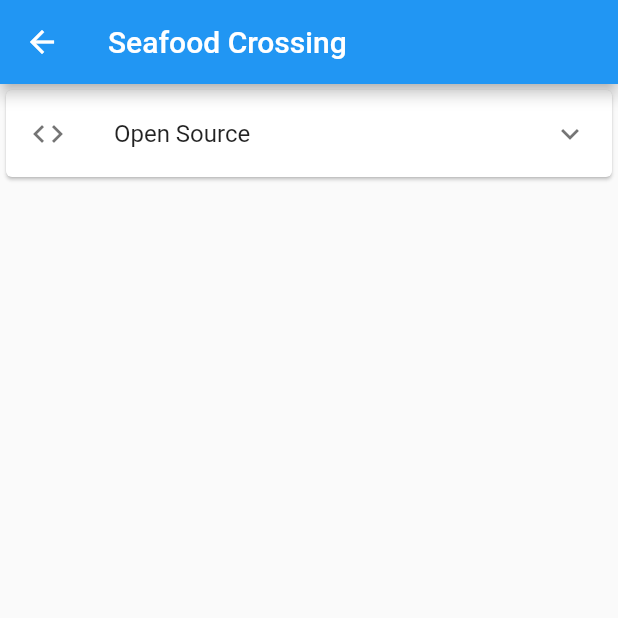
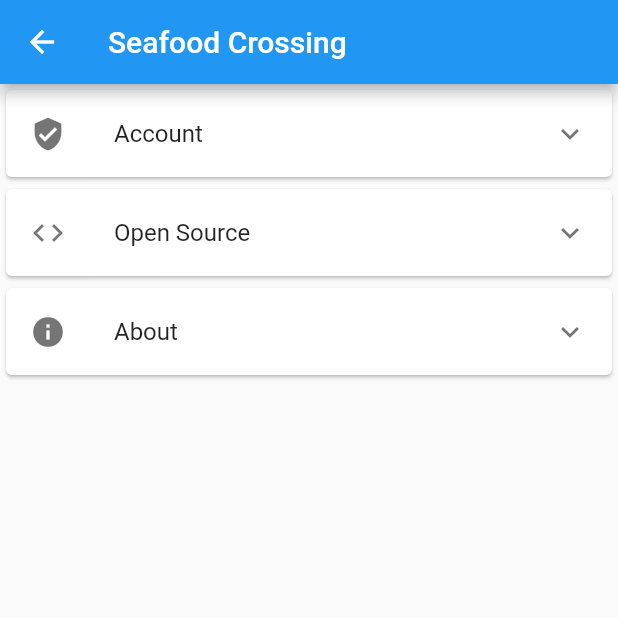
Before and after one commit to miphaio/seafood-crossing, a Flutter app: the AboutIndex screen opened directly, on a phone screen of 412 x 824 dp, the top half of it. Run offline on Flutter 3.47's test engine with Material 2 defaults, Android fonts, the phone set to English and light mode, and no system bars; our stand-ins replace cached_network_image, device_info, dio, package_info, shared_preferences; missing offline and left inert: unicorndial; accounts and stored records are empty; network calls fail.

Commit message:
add package info, init about page

```diff
--- a/lib/about/index.dart
+++ b/lib/about/index.dart
@@ -1,7 +1,8 @@
 import 'package:flutter/material.dart';
+import 'package:seafood_crossing/about/tiles/about.dart';
+import 'package:seafood_crossing/about/tiles/account.dart';
+import 'package:seafood_crossing/about/tiles/open-source.dart';
 import 'package:seafood_crossing/i18n/core/localizations.dart';
-import 'package:seafood_crossing/util/external.dart';
-import 'package:url_launcher/url_launcher.dart';
 
 class AboutIndex extends StatelessWidget {
   @override
@@ -13,26 +14,9 @@ class AboutIndex extends StatelessWidget {
       ),
       body: ListView(
         children: <Widget>[
-          Card(
-            child: ExpansionTile(
-              leading: Icon(Icons.code),
-              title: coreLocalizations.getText('open-source'),
-              children: <Widget>[
-                ListTile(
-                  dense: true,
-                  title: coreLocalizations.getText('github'),
-                  subtitle: coreLocalizations.getText('visit'),
-                  onTap: () async {
-                    if (await canLaunch(seafoodCrossingGithubUrl)) {
-                      await launch(seafoodCrossingGithubUrl);
-                    } else {
-                      print('123');
-                    }
-                  },
-                ),
-              ],
-            ),
-          ),
+          AccountAboutTile(),
+          OpenSourceAboutTile(),
+          AboutAboutTile(),
         ],
       ),
     );
--- /dev/null
+++ b/lib/about/tiles/about.dart
@@ -0,0 +1,31 @@
+import 'package:flutter/material.dart';
+import 'package:seafood_crossing/i18n/core/localizations.dart';
+import 'package:seafood_crossing/util/external.dart';
+import 'package:url_launcher/url_launcher.dart';
+
+class AboutAboutTile extends StatelessWidget {
+  @override
+  Widget build(BuildContext context) {
+    final CoreLocalizations coreLocalizations = CoreLocalizations.of(context);
+    return Card(
+      child: ExpansionTile(
+        leading: Icon(Icons.info),
+        title: coreLocalizations.getText('about'),
+        children: <Widget>[
+          ListTile(
+            dense: true,
+            title: coreLocalizations.getText('github'),
+            subtitle: coreLocalizations.getText('visit'),
+            onTap: () async {
+              if (await canLaunch(seafoodCrossingGithubUrl)) {
+                await launch(seafoodCrossingGithubUrl);
+              } else {
+                print('123');
+              }
+            },
+          ),
+        ],
+      ),
+    );
+  }
+}
--- /dev/null
+++ b/lib/about/tiles/account.dart
@@ -0,0 +1,58 @@
+import 'package:flutter/material.dart';
+import 'package:package_info/package_info.dart';
+import 'package:seafood_crossing/i18n/core/localizations.dart';
+import 'package:seafood_crossing/util/external.dart';
+import 'package:url_launcher/url_launcher.dart';
+
+class AccountAboutTile extends StatefulWidget {
+  @override
+  _AccountAboutTileState createState() => _AccountAboutTileState();
+}
+
+class _AccountAboutTileState extends State<AccountAboutTile> {
+  String _version;
+
+  @override
+  void initState() {
+    super.initState();
+    this._initPackageInfo();
+  }
+
+  @override
+  Widget build(BuildContext context) {
+    final CoreLocalizations coreLocalizations = CoreLocalizations.of(context);
+    return Card(
+      child: ExpansionTile(
+        leading: Icon(Icons.verified_user),
+        title: coreLocalizations.getText('account'),
+        children: <Widget>[
+          ListTile(
+            dense: true,
+            isThreeLine: true,
+            title: coreLocalizations.getText('account-identifier'),
+            subtitle: Column(
+              crossAxisAlignment: CrossAxisAlignment.start,
+              children: <Widget>[
+                coreLocalizations.getText('visit'),
+              ],
+            ),
+            onTap: () async {
+              if (await canLaunch(seafoodCrossingGithubUrl)) {
+                await launch(seafoodCrossingGithubUrl);
+              } else {
+                print('123');
+              }
+            },
+          ),
+        ],
+      ),
+    );
+  }
+
+  Future<void> _initPackageInfo() async {
+    PackageInfo packageInfo = await PackageInfo.fromPlatform();
+    this.setState(() {
+      this._version = packageInfo.version;
+    });
+  }
+}
--- /dev/null
+++ b/lib/about/tiles/open-source.dart
@@ -0,0 +1,31 @@
+import 'package:flutter/material.dart';
+import 'package:seafood_crossing/i18n/core/localizations.dart';
+import 'package:seafood_crossing/util/external.dart';
+import 'package:url_launcher/url_launcher.dart';
+
+class OpenSourceAboutTile extends StatelessWidget {
+  @override
+  Widget build(BuildContext context) {
+    final CoreLocalizations coreLocalizations = CoreLocalizations.of(context);
+    return Card(
+      child: ExpansionTile(
+        leading: Icon(Icons.code),
+        title: coreLocalizations.getText('open-source'),
+        children: <Widget>[
+          ListTile(
+            dense: true,
+            title: coreLocalizations.getText('github'),
+            subtitle: coreLocalizations.getText('visit'),
+            onTap: () async {
+              if (await canLaunch(seafoodCrossingGithubUrl)) {
+                await launch(seafoodCrossingGithubUrl);
+              } else {
+                print('123');
+              }
+            },
+          ),
+        ],
+      ),
+    );
+  }
+}
--- a/lib/i18n/core/core-en.dart
+++ b/lib/i18n/core/core-en.dart
@@ -1,6 +1,8 @@
 const Map<String, String> coreLocalizationEnglish = {
+  'about': 'About',
   'access-code': 'Access Code',
   'access-code-hint': 'Access Code toward your island',
+  'account': 'Account',
   'create-destination': 'Create New Destination',
   'description': 'Description',
   'description-hint': 'More information about this trip',
--- a/lib/i18n/core/core-zh.dart
+++ b/lib/i18n/core/core-zh.dart
@@ -1,6 +1,8 @@
 const Map<String, String> coreLocalizationChinese = {
+  'about': '关于',
   'access-code': '密码',
   'access-code-hint': '链接岛屿的密码',
+  'account': '账户',
   'create-destination': '创建新旅行',
   'description': '描述',
   'description-hint': '一些补充信息',
--- a/pubspec.yaml
+++ b/pubspec.yaml
@@ -16,6 +16,7 @@ dependencies:
   device_info: ^0.4.2+1
   dio: ^3.0.9
   flutter_sticky_header: ^0.4.2
+  package_info: ^0.4.0+16
   shared_preferences: ^0.5.6+3
   unicorndial: ^1.1.5
   url_launcher: ^5.4.2
```
Also changed, not shown: pubspec.lock.
